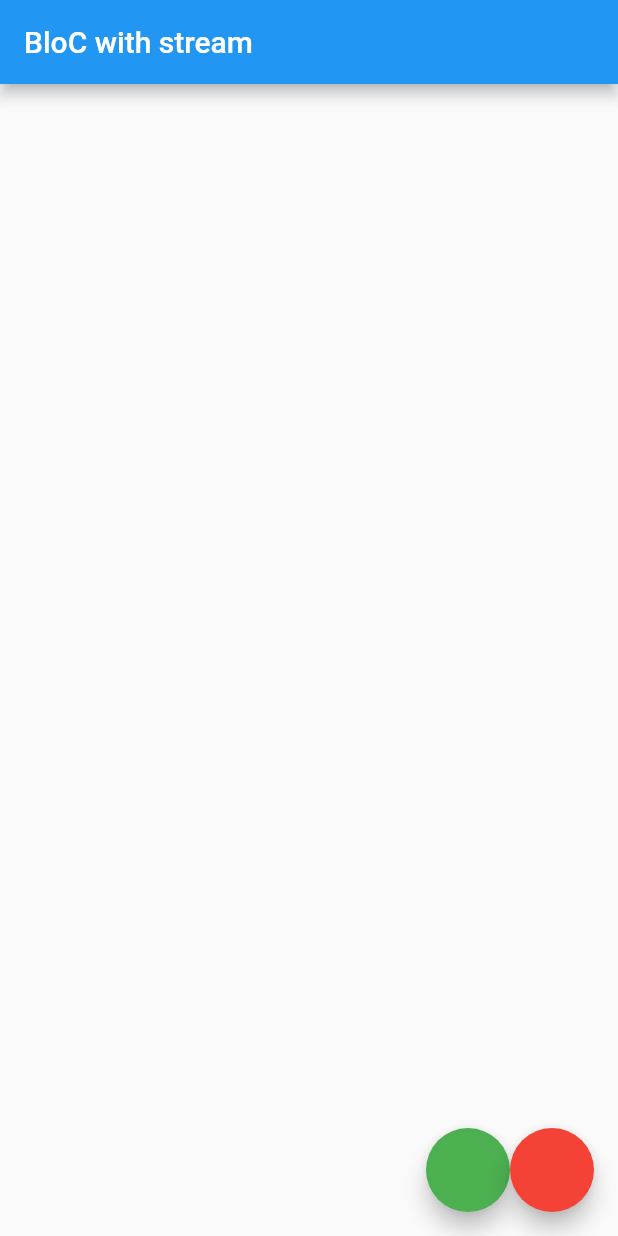
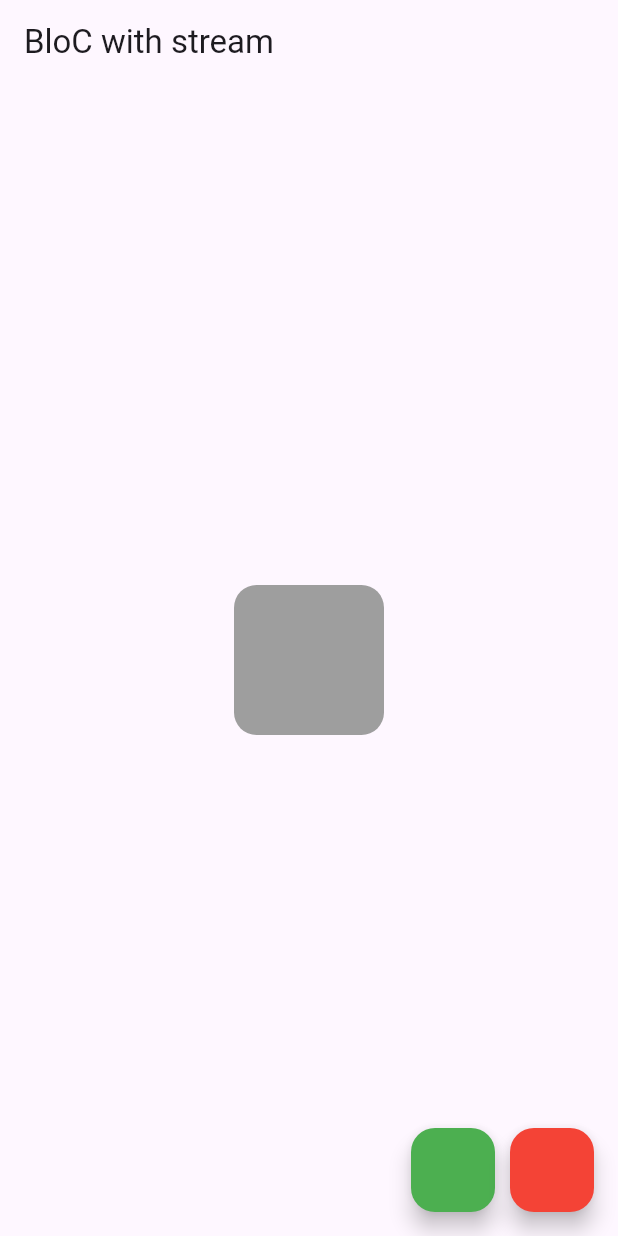
Before and after one commit to ZahrebaBohdan/BLoC_ColorBox, a Flutter app: the screen it shows after launch, on a phone screen of 412 x 824 dp. Run offline on Flutter 3.47's test engine with Material 2 defaults, Android fonts, the phone set to English and light mode, and no system bars.

Commit message:
Material 3

```diff
--- a/lib/main.dart
+++ b/lib/main.dart
@@ -8,8 +8,9 @@ void main() {
 class MyApp extends StatelessWidget {
   @override
   Widget build(BuildContext context) {
-    return const MaterialApp(
-      home: MyHomePage(),
+    return MaterialApp(
+      theme: ThemeData(useMaterial3: true),
+      home: const MyHomePage(),
     );
   }
 }
@@ -32,12 +33,16 @@ class _MyHomePageState extends State<MyHomePage> {
       body: Center(
         child: StreamBuilder(
           stream: _bloc.outputStateStream,
+          initialData: Colors.grey,
           builder: (BuildContext context, AsyncSnapshot<Color> snapshot) {
-            return AnimatedContainer(
-                height: 100,
-                width: 100,
-                color: snapshot.data,
-                duration: const Duration(milliseconds: 500));
+            return ClipRRect(
+              borderRadius: BorderRadius.circular(15),
+              child: AnimatedContainer(
+                  height: 100,
+                  width: 100,
+                  color: snapshot.data,
+                  duration: const Duration(milliseconds: 500)),
+            );
           },
         ),
       ),
@@ -50,6 +55,9 @@ class _MyHomePageState extends State<MyHomePage> {
               _bloc.inputEventSink.add(ColorEvent.event_green);
             },
           ),
+          const SizedBox(
+            width: 10,
+          ),
           FloatingActionButton(
             backgroundColor: Colors.red,
             onPressed: () {
```
